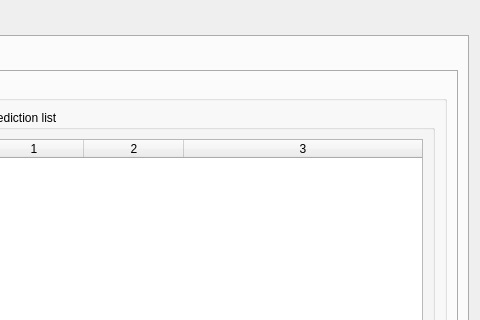
plomgrading/plom, file qtCreatorFiles/ui_manager.ui: the form before one commit; both pictures show x 544 to 1024 and y 0 to 320 of the 1024 by 660 pixel window.
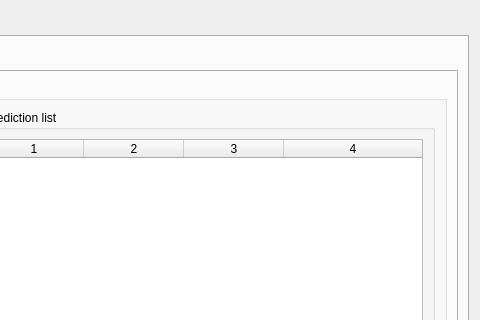
The form after the commit. The open tabs and pages were chosen to show the change.

What changed in the file:
```diff
--- a/qtCreatorFiles/ui_manager.ui
+++ b/qtCreatorFiles/ui_manager.ui
@@ -905,7 +905,7 @@
                     <bool>true</bool>
                    </property>
                    <property name="columnCount">
-                    <number>3</number>
+                    <number>4</number>
                    </property>
                    <attribute name="horizontalHeaderStretchLastSection">
                     <bool>true</bool>
@@ -916,6 +916,7 @@
                    <column/>
                    <column/>
                    <column/>
+                   <column/>
                   </widget>
                  </item>
                  <item>
```
Left out of the diff: 2 changed lines with no effect on the pictures.
